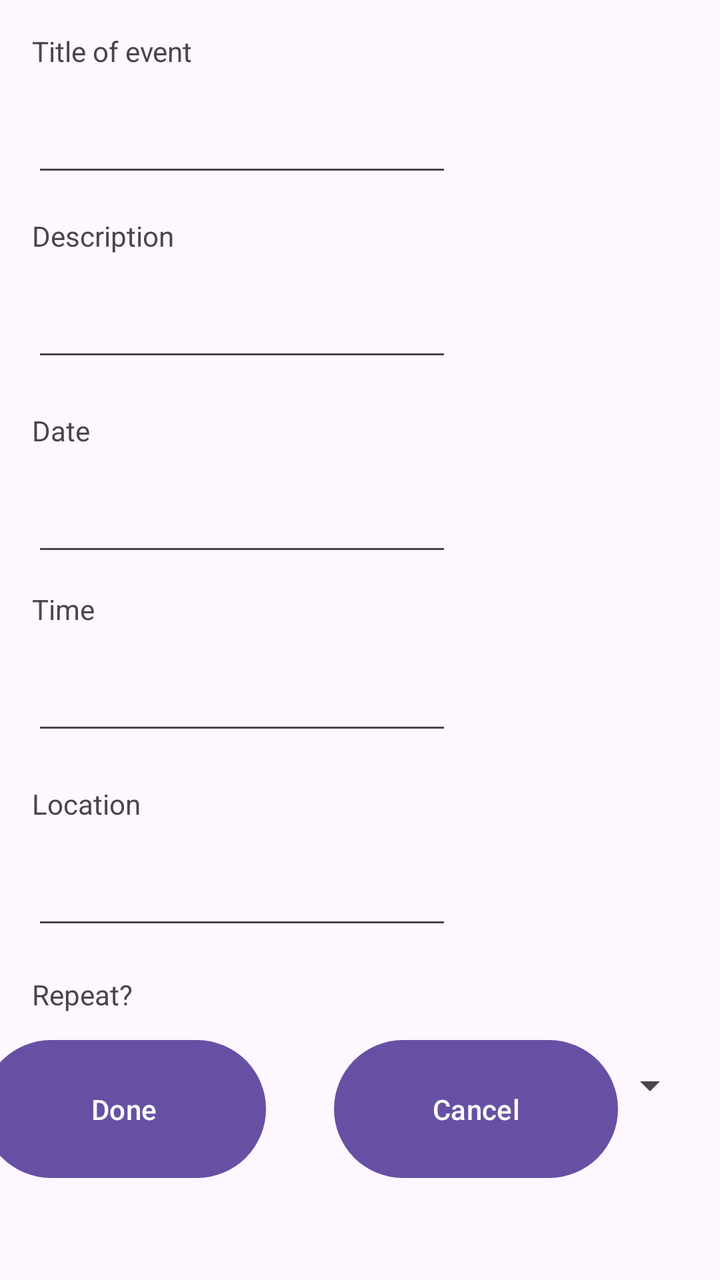
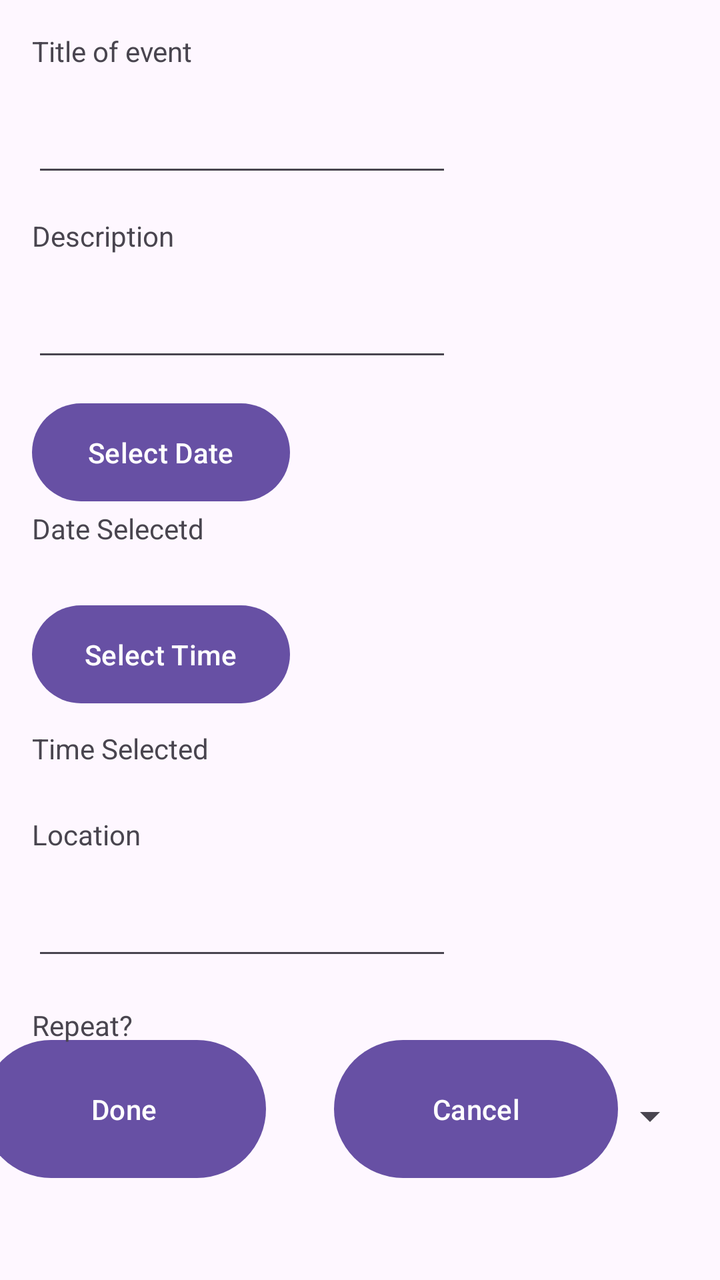

The first picture is an Android layout as it rendered before a commit; the second is the same layout after the commit. The layout source and the unified diff follow.
<!-- AndroidManifest.xml: application theme Theme.AppInterface1 -->
<!-- res/layout/activity_set_reminders.xml -->
<?xml version="1.0" encoding="utf-8"?>
<androidx.constraintlayout.widget.ConstraintLayout xmlns:android="http://schemas.android.com/apk/res/android"
    xmlns:app="http://schemas.android.com/apk/res-auto"
    xmlns:tools="http://schemas.android.com/tools"
    android:id="@+id/main"
    android:layout_width="match_parent"
    android:layout_height="match_parent"
    tools:context=".setReminders">

  <Button
      android:id="@+id/btnDone"
      android:layout_width="142dp"
      android:layout_height="77dp"
      android:layout_marginStart="16dp"
      android:layout_marginEnd="60dp"
      android:layout_marginBottom="47dp"
      android:onClick="done"
      android:text="Done"
      app:layout_constraintBottom_toBottomOf="parent"
      app:layout_constraintEnd_toStartOf="@+id/btnCancel"
      app:layout_constraintStart_toStartOf="parent" />

  <EditText
      android:id="@+id/uiDescription"
      android:layout_width="wrap_content"
      android:layout_height="wrap_content"
      android:layout_marginStart="16dp"
      android:ems="10"
      app:layout_constraintStart_toStartOf="parent"
      app:layout_constraintTop_toBottomOf="@+id/textDescription" />

  <EditText
      android:id="@+id/uiTitle"
      android:layout_width="wrap_content"
      android:layout_height="wrap_content"
      android:layout_marginStart="16dp"
      android:ems="10"
      app:layout_constraintStart_toStartOf="parent"
      app:layout_constraintTop_toBottomOf="@+id/textTitle" />

  <EditText
      android:id="@+id/uiLocation"
      android:layout_width="wrap_content"
      android:layout_height="wrap_content"
      android:layout_marginStart="16dp"
      android:ems="10"
      app:layout_constraintStart_toStartOf="parent"
      app:layout_constraintTop_toBottomOf="@+id/textLocation" />

  <TextView
      android:id="@+id/textDescription"
      android:layout_width="218dp"
      android:layout_height="36dp"
      android:layout_marginStart="16dp"
      android:layout_marginTop="15dp"
      android:text="Description"
      app:layout_constraintStart_toStartOf="parent"
      app:layout_constraintTop_toBottomOf="@+id/uiTitle" />

  <TextView
      android:id="@+id/textTitle"
      android:layout_width="218dp"
      android:layout_height="36dp"
      android:layout_marginStart="16dp"
      android:layout_marginTop="16dp"
      android:text="Title of event"
      app:layout_constraintStart_toStartOf="parent"
      app:layout_constraintTop_toTopOf="parent" />

  <TextView
      android:id="@+id/textDate"
      android:layout_width="218dp"
      android:layout_height="36dp"
      android:layout_marginStart="16dp"
      android:layout_marginTop="20dp"
      android:text="Date"
      app:layout_constraintStart_toStartOf="parent"
      app:layout_constraintTop_toBottomOf="@+id/uiDescription" />

  <TextView
      android:id="@+id/textTime"
      android:layout_width="218dp"
      android:layout_height="36dp"
      android:layout_marginStart="16dp"
      android:layout_marginTop="12dp"
      android:text="Time"
      app:layout_constraintStart_toStartOf="parent"
      app:layout_constraintTop_toBottomOf="@+id/uiDate" />

  <TextView
      android:id="@+id/textLocation"
      android:layout_width="218dp"
      android:layout_height="36dp"
      android:layout_marginStart="16dp"
      android:layout_marginTop="20dp"
      android:text="Location"
      app:layout_constraintStart_toStartOf="parent"
      app:layout_constraintTop_toBottomOf="@+id/uiTime" />

  <TextView
      android:id="@+id/textRepeat"
      android:layout_width="106dp"
      android:layout_height="29dp"
      android:layout_marginStart="16dp"
      android:layout_marginTop="18dp"
      android:text="Repeat?"
      app:layout_constraintStart_toStartOf="parent"
      app:layout_constraintTop_toBottomOf="@+id/uiLocation" />

  <Spinner
      android:id="@+id/dropdownRepeat"
      android:layout_width="333dp"
      android:layout_height="26dp"
      android:layout_marginStart="16dp"
      android:layout_marginTop="13dp"
      android:spinnerMode="dropdown"
      app:layout_constraintStart_toStartOf="parent"
      app:layout_constraintTop_toBottomOf="@+id/textRepeat" />

  <Button
      android:id="@+id/btnCancel"
      android:layout_width="142dp"
      android:layout_height="77dp"
      android:layout_marginEnd="51dp"
      android:layout_marginBottom="47dp"
      android:onClick="cancel"
      android:text="Cancel"
      app:layout_constraintBottom_toBottomOf="parent"
      app:layout_constraintEnd_toEndOf="parent" />

  <EditText
      android:id="@+id/uiTime"
      android:layout_width="wrap_content"
      android:layout_height="wrap_content"
      android:layout_marginStart="16dp"
      android:ems="10"
      android:inputType="time"
      app:layout_constraintStart_toStartOf="parent"
      app:layout_constraintTop_toBottomOf="@+id/textTime" />

  <EditText
      android:id="@+id/uiDate"
      android:layout_width="wrap_content"
      android:layout_height="wrap_content"
      android:layout_marginStart="16dp"
      android:allowClickWhenDisabled="true"
      android:ems="10"
      android:inputType="date"
      android:onClick="selectDate"
      app:layout_constraintStart_toStartOf="parent"
      app:layout_constraintTop_toBottomOf="@+id/textDate" />

</androidx.constraintlayout.widget.ConstraintLayout>
<!-- resources referenced by this layout -->
<resources>
  <style name="Theme.AppInterface1" parent="Base.Theme.AppInterface1" />
  <style name="Base.Theme.AppInterface1" parent="Theme.Material3.DayNight.NoActionBar">
          
          
      </style>
</resources>

<!-- the commit's change to res/layout/activity_set_reminders.xml (unified diff, before → after) -->
@@ -68,34 +68,33 @@
       app:layout_constraintTop_toTopOf="parent" />
 
   <TextView
-      android:id="@+id/textDate"
+      android:id="@+id/textDateSelected"
       android:layout_width="218dp"
       android:layout_height="36dp"
       android:layout_marginStart="16dp"
-      android:layout_marginTop="20dp"
-      android:text="Date"
+      android:text="Date Selecetd"
       app:layout_constraintStart_toStartOf="parent"
-      app:layout_constraintTop_toBottomOf="@+id/uiDescription" />
+      app:layout_constraintTop_toBottomOf="@+id/uiSelectDate" />
 
   <TextView
-      android:id="@+id/textTime"
+      android:id="@+id/textTimeSelected"
       android:layout_width="218dp"
       android:layout_height="36dp"
       android:layout_marginStart="16dp"
-      android:layout_marginTop="12dp"
-      android:text="Time"
+      android:layout_marginTop="9dp"
+      android:text="Time Selected"
       app:layout_constraintStart_toStartOf="parent"
-      app:layout_constraintTop_toBottomOf="@+id/uiDate" />
+      app:layout_constraintTop_toBottomOf="@+id/uiSelectTime" />
 
   <TextView
       android:id="@+id/textLocation"
       android:layout_width="218dp"
       android:layout_height="36dp"
       android:layout_marginStart="16dp"
-      android:layout_marginTop="20dp"
+      android:layout_marginTop="7dp"
       android:text="Location"
       app:layout_constraintStart_toStartOf="parent"
-      app:layout_constraintTop_toBottomOf="@+id/uiTime" />
+      app:layout_constraintTop_toBottomOf="@+id/textTimeSelected" />
 
   <TextView
       android:id="@+id/textRepeat"
@@ -128,26 +127,26 @@
       app:layout_constraintBottom_toBottomOf="parent"
       app:layout_constraintEnd_toEndOf="parent" />
 
-  <EditText
-      android:id="@+id/uiTime"
-      android:layout_width="wrap_content"
-      android:layout_height="wrap_content"
+  <Button
+      android:id="@+id/uiSelectDate"
+      android:layout_width="129dp"
+      android:layout_height="57dp"
       android:layout_marginStart="16dp"
-      android:ems="10"
-      android:inputType="time"
+      android:layout_marginTop="12dp"
+      android:onClick="selectDate"
+      android:text="Select Date"
       app:layout_constraintStart_toStartOf="parent"
-      app:layout_constraintTop_toBottomOf="@+id/textTime" />
+      app:layout_constraintTop_toBottomOf="@+id/uiDescription" />
 
-  <EditText
-      android:id="@+id/uiDate"
-      android:layout_width="wrap_content"
-      android:layout_height="wrap_content"
+  <Button
+      android:id="@+id/uiSelectTime"
+      android:layout_width="129dp"
+      android:layout_height="57dp"
       android:layout_marginStart="16dp"
-      android:allowClickWhenDisabled="true"
-      android:ems="10"
-      android:inputType="date"
-      android:onClick="selectDate"
+      android:layout_marginTop="8dp"
+      android:onClick="selectTime"
+      android:text="Select Time"
       app:layout_constraintStart_toStartOf="parent"
-      app:layout_constraintTop_toBottomOf="@+id/textDate" />
+      app:layout_constraintTop_toBottomOf="@+id/textDateSelected" />
 
 </androidx.constraintlayout.widget.ConstraintLayout>
